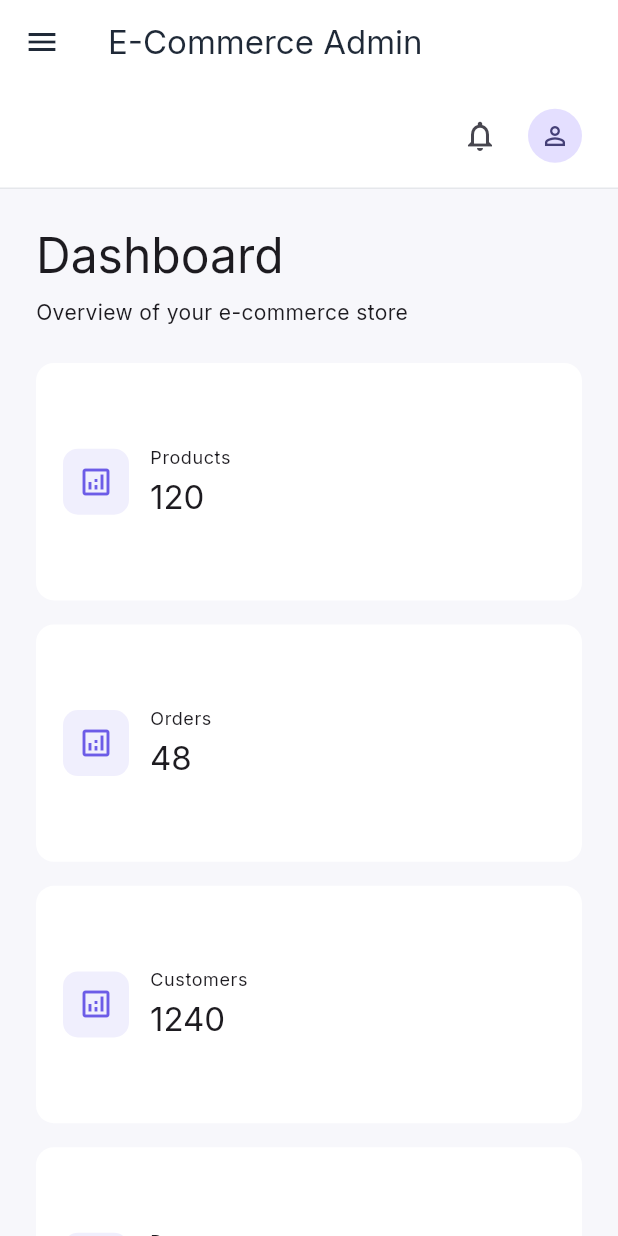
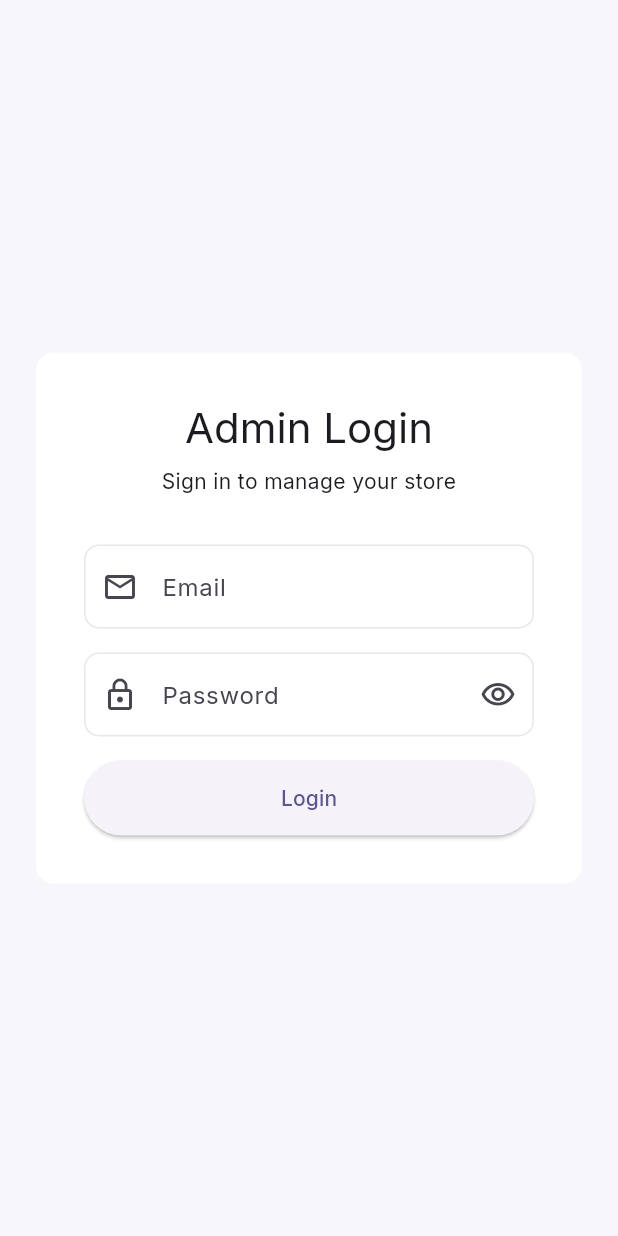
Before and after one commit to Sayeed-Maheen/ecommerce_admin, a Flutter app: the screen it shows after launch, on a phone screen of 412 x 824 dp. Run offline on Flutter 3.47's test engine with Material 3 defaults, Android fonts, the phone set to English and light mode, and no system bars; our stand-ins replace firebase_auth, firebase_core, flutter_secure_storage, get, go_router, google_fonts and 1 more; accounts and stored records are empty; statements that could not run were skipped.

Commit message:
Implement login functionality with error handling and create LoginPage UI

```diff
--- a/lib/app/router/app_router.dart
+++ b/lib/app/router/app_router.dart
@@ -1,28 +1,31 @@
 import 'package:ecommerce_admin/core/bindings/dashboard_binding.dart';
 import 'package:go_router/go_router.dart';
 
+import '../../features/auth/auth_binding.dart';
+import '../../features/auth/presentation/pages/login_page.dart';
 import '../../features/dashboard/presentation/pages/dashboard_page.dart';
 import 'app_routes.dart';
 
-abstract final class AppRouter {
-  static final GoRouter router = GoRouter(
-    initialLocation: AppRoutes.dashboard,
+class AppRouter {
+  AppRouter._();
+
+  static final router = GoRouter(
+    initialLocation: AppRoutes.login,
 
     routes: [
-      // GoRoute(
-      //   path: AppRoutes.dashboard,
-      //   name: 'dashboard',
-      //   builder: (context, state) {
-      //     DashboardBinding().dependencies();
-      //     return const DashboardPage();
-      //   },
-      // ),
+      GoRoute(
+        path: AppRoutes.login,
+        builder: (context, state) {
+          AuthBinding().dependencies();
+
+          return const LoginPage();
+        },
+      ),
+
       GoRoute(
         path: AppRoutes.dashboard,
-        name: 'dashboard',
         builder: (context, state) {
           DashboardBinding().dependencies();
-
           return const DashboardPage();
         },
       ),
--- a/lib/app/router/app_routes.dart
+++ b/lib/app/router/app_routes.dart
@@ -1,3 +1,4 @@
 abstract final class AppRoutes {
   static const dashboard = '/';
+  static const login = '/login';
 }
--- /dev/null
+++ b/lib/core/errors/app_exception.dart
@@ -0,0 +1,8 @@
+class AppException implements Exception {
+  final String message;
+
+  const AppException(this.message);
+
+  @override
+  String toString() => message;
+}
--- a/lib/features/auth/data/datasources/auth_remote_data_source.dart
+++ b/lib/features/auth/data/datasources/auth_remote_data_source.dart
@@ -1,5 +1,6 @@
 import 'package:firebase_auth/firebase_auth.dart';
 
+import '../../../../core/errors/app_exception.dart';
 import '../models/admin_user_model.dart';
 
 abstract class AuthRemoteDataSource {
@@ -17,6 +18,7 @@ class AuthRemoteDataSourceImpl implements AuthRemoteDataSource {
 
   @override
   Future<AdminUserModel> login({required String email, required String password}) async {
+    try {
       final credential = await firebaseAuth.signInWithEmailAndPassword(
         email: email,
         password: password,
@@ -25,7 +27,7 @@ class AuthRemoteDataSourceImpl implements AuthRemoteDataSource {
       final user = credential.user;
 
       if (user == null) {
-      throw Exception('Unable to login');
+        throw const AppException('Unable to login.');
       }
 
       return AdminUserModel.fromFirebase(
@@ -33,11 +35,18 @@ class AuthRemoteDataSourceImpl implements AuthRemoteDataSource {
         email: user.email ?? email,
         name: user.displayName,
       );
+    } on FirebaseAuthException catch (e) {
+      throw AppException(_mapFirebaseAuthError(e));
+    }
   }
 
   @override
   Future<void> logout() async {
+    try {
       await firebaseAuth.signOut();
+    } on FirebaseAuthException catch (e) {
+      throw AppException(_mapFirebaseAuthError(e));
+    }
   }
 
   @override
@@ -54,4 +63,28 @@ class AuthRemoteDataSourceImpl implements AuthRemoteDataSource {
       name: user.displayName,
     );
   }
+
+  String _mapFirebaseAuthError(FirebaseAuthException error) {
+    switch (error.code) {
+      case 'invalid-email':
+        return 'Please enter a valid email address.';
+
+      case 'invalid-credential':
+      case 'wrong-password':
+      case 'user-not-found':
+        return 'Invalid email or password.';
+
+      case 'user-disabled':
+        return 'This account has been disabled.';
+
+      case 'too-many-requests':
+        return 'Too many attempts. Please try again later.';
+
+      case 'network-request-failed':
+        return 'Network error. Please check your internet connection.';
+
+      default:
+        return 'Unable to login. Please try again.';
     }
+  }
+}
--- /dev/null
+++ b/lib/features/auth/presentation/pages/login_page.dart
@@ -0,0 +1,183 @@
+import 'package:ecommerce_admin/app/router/app_routes.dart';
+import 'package:flutter/material.dart';
+import 'package:get/get.dart';
+import 'package:go_router/go_router.dart';
+
+import '../controllers/auth_controller.dart';
+
+class LoginPage extends StatefulWidget {
+  const LoginPage({super.key});
+
+  @override
+  State<LoginPage> createState() => _LoginPageState();
+}
+
+class _LoginPageState extends State<LoginPage> {
+  final _formKey = GlobalKey<FormState>();
+
+  final _emailController = TextEditingController();
+  final _passwordController = TextEditingController();
+
+  bool _obscurePassword = true;
+
+  @override
+  void dispose() {
+    _emailController.dispose();
+    _passwordController.dispose();
+
+    super.dispose();
+  }
+
+  Future<void> _login() async {
+    if (!_formKey.currentState!.validate()) {
+      return;
+    }
+
+    final controller = Get.find<AuthController>();
+
+    final success = await controller.login(
+      email: _emailController.text,
+      password: _passwordController.text,
+    );
+
+    if (!mounted) return;
+
+    if (success) {
+      if (!mounted) return;
+
+      context.go(AppRoutes.dashboard);
+    }
+  }
+
+  @override
+  Widget build(BuildContext context) {
+    final controller = Get.find<AuthController>();
+
+    return Scaffold(
+      body: Center(
+        child: ConstrainedBox(
+          constraints: const BoxConstraints(maxWidth: 420),
+          child: Padding(
+            padding: const EdgeInsets.all(24),
+            child: Card(
+              child: Padding(
+                padding: const EdgeInsets.all(32),
+                child: Form(
+                  key: _formKey,
+                  child: Column(
+                    mainAxisSize: MainAxisSize.min,
+                    crossAxisAlignment: CrossAxisAlignment.stretch,
+                    children: [
+                      Text(
+                        'Admin Login',
+                        style: Theme.of(context).textTheme.headlineMedium,
+                        textAlign: TextAlign.center,
+                      ),
+
+                      const SizedBox(height: 8),
+
+                      Text(
+                        'Sign in to manage your store',
+                        style: Theme.of(context).textTheme.bodyMedium,
+                        textAlign: TextAlign.center,
+                      ),
+
+                      const SizedBox(height: 32),
+
+                      TextFormField(
+                        controller: _emailController,
+                        keyboardType: TextInputType.emailAddress,
+                        decoration: const InputDecoration(
+                          labelText: 'Email',
+                          prefixIcon: Icon(Icons.email_outlined),
+                        ),
+                        validator: (value) {
+                          if (value == null || value.trim().isEmpty) {
+                            return 'Email is required';
+                          }
+
+                          if (!GetUtils.isEmail(value.trim())) {
+                            return 'Enter a valid email';
+                          }
+
+                          return null;
+                        },
+                      ),
+
+                      const SizedBox(height: 16),
+
+                      TextFormField(
+                        controller: _passwordController,
+                        obscureText: _obscurePassword,
+                        decoration: InputDecoration(
+                          labelText: 'Password',
+                          prefixIcon: const Icon(Icons.lock_outline),
+                          suffixIcon: IconButton(
+                            onPressed: () {
+                              setState(() {
+                                _obscurePassword = !_obscurePassword;
+                              });
+                            },
+                            icon: Icon(
+                              _obscurePassword
+                                  ? Icons.visibility_outlined
+                                  : Icons.visibility_off_outlined,
+                            ),
+                          ),
+                        ),
+                        validator: (value) {
+                          if (value == null || value.isEmpty) {
+                            return 'Password is required';
+                          }
+
+                          return null;
+                        },
+                      ),
+
+                      const SizedBox(height: 16),
+
+                      Obx(() {
+                        final error = controller.errorMessage.value;
+
+                        if (error.isEmpty) {
+                          return const SizedBox.shrink();
+                        }
+
+                        return Padding(
+                          padding: const EdgeInsets.only(bottom: 16),
+                          child: Text(
+                            error,
+                            style: TextStyle(color: Theme.of(context).colorScheme.error),
+                            textAlign: TextAlign.center,
+                          ),
+                        );
+                      }),
+
+                      Obx(() {
+                        final loading = controller.isLoading.value;
+
+                        return SizedBox(
+                          height: 50,
+                          child: ElevatedButton(
+                            onPressed: loading ? null : _login,
+                            child: loading
+                                ? const SizedBox(
+                                    height: 22,
+                                    width: 22,
+                                    child: CircularProgressIndicator(strokeWidth: 2),
+                                  )
+                                : const Text('Login'),
+                          ),
+                        );
+                      }),
+                    ],
+                  ),
+                ),
+              ),
+            ),
+          ),
+        ),
+      ),
+    );
+  }
+}
```
Also changed, not shown: lib/features/auth/presentation/controllers/auth_controller.dart (+20 -6 lines), pubspec.lock. Lines whose indentation alone changed are shown as unchanged.
